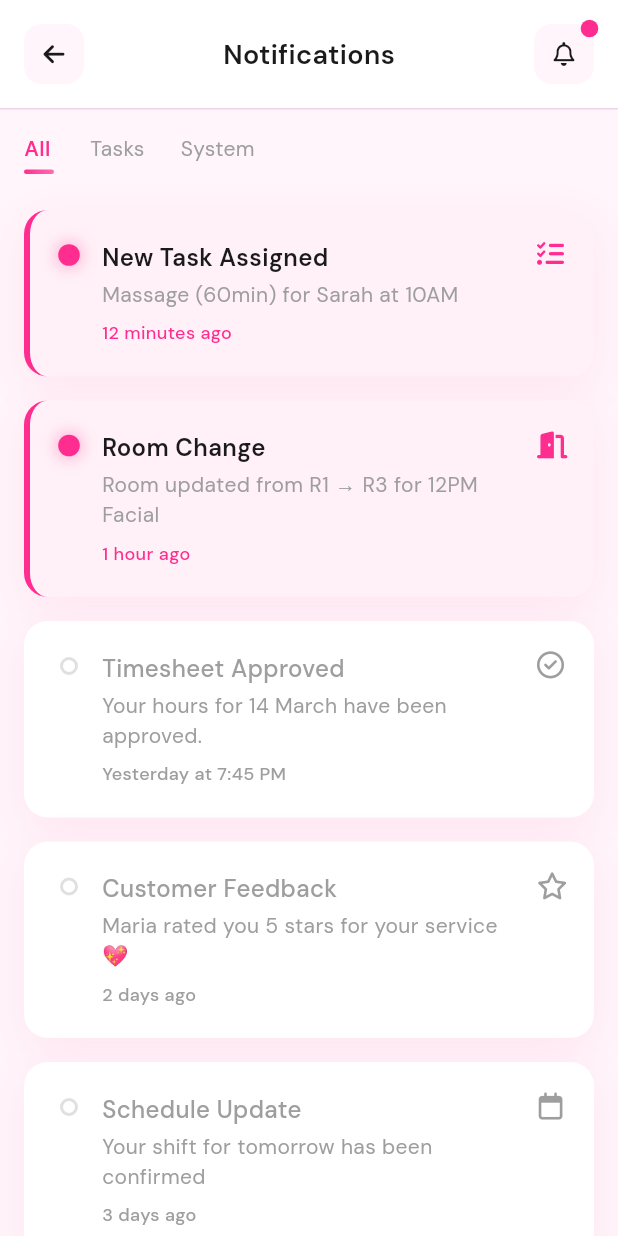
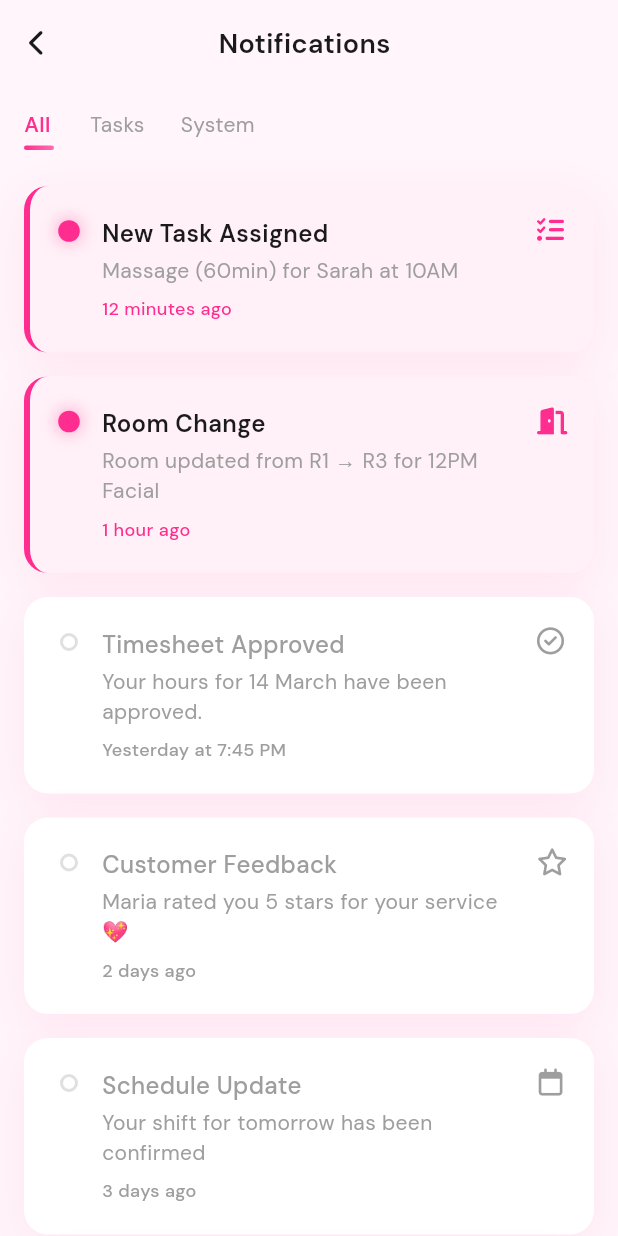
Before and after one commit to softdevglobal/bmspro-pink, a Flutter app: the NotificationsPage screen opened directly, on a phone screen of 412 x 824 dp. Run offline on Flutter 3.47's test engine with Material 3 defaults, Android fonts, the phone set to English and light mode, and no system bars; our stand-ins replace fl_chart, font_awesome_flutter, google_fonts.

Commit message:
notification-page

```diff
--- a/lib/screens/notifications_page.dart
+++ b/lib/screens/notifications_page.dart
@@ -8,7 +8,6 @@ class _NotifTheme {
   static const Color card = Colors.white;
   static const Color text = Color(0xFF1A1A1A);
   static const Color muted = Color(0xFF9E9E9E);
-  static const Color border = Color(0xFFF2D2E9);
   static const Color unreadBg = Color(0xFFFFF1F7);
 }
 
@@ -143,6 +142,7 @@ class _NotificationsPageState extends State<NotificationsPage>
   @override
   Widget build(BuildContext context) {
     return Scaffold(
+      backgroundColor: _NotifTheme.background,
       body: SafeArea(
         child: Column(
           children: [
@@ -169,64 +169,30 @@ class _NotificationsPageState extends State<NotificationsPage>
   Widget _buildHeader() {
     return Container(
       padding: const EdgeInsets.symmetric(horizontal: 16, vertical: 16),
-      decoration: const BoxDecoration(
-        color: _NotifTheme.card,
-        border: Border(bottom: BorderSide(color: _NotifTheme.border)),
-      ),
+      decoration: const BoxDecoration(color: _NotifTheme.background),
       child: Row(
-        mainAxisAlignment: MainAxisAlignment.spaceBetween,
         children: [
-          _iconButton(FontAwesomeIcons.arrowLeft,
-              onTap: () => Navigator.pop(context)),
-          const Text(
-            'Notifications',
-            style: TextStyle(
-                fontSize: 18,
-                fontWeight: FontWeight.w600,
-                color: _NotifTheme.text),
+          GestureDetector(
+            onTap: () => Navigator.pop(context),
+            child: const Icon(
+              FontAwesomeIcons.chevronLeft,
+              size: 18,
+              color: _NotifTheme.text,
+            ),
           ),
-          Stack(
-            clipBehavior: Clip.none,
-            children: [
-              _iconButton(FontAwesomeIcons.bell),
-              if (_unreadCount > 0)
-                Positioned(
-                  top: -2,
-                  right: -2,
-                  child: ScaleTransition(
-                    scale: Tween<double>(begin: 1.0, end: 1.2).animate(
-                      CurvedAnimation(
-                          parent: _bellBadgeController,
-                          curve: Curves.easeInOut),
-                    ),
-                    child: Container(
-                      width: 10,
-                      height: 10,
-                      decoration: const BoxDecoration(
-                        color: _NotifTheme.primary,
-                        shape: BoxShape.circle,
-                      ),
-                    ),
-                  ),
-                ),
-            ],
+          const Expanded(
+            child: Center(
+              child: Text(
+                'Notifications',
+                style: TextStyle(
+                    fontSize: 18,
+                    fontWeight: FontWeight.w600,
+                    color: _NotifTheme.text),
+              ),
+            ),
           ),
+          const SizedBox(width: 24),
         ],
-      ),
-    );
-  }
-
-  Widget _iconButton(IconData icon, {VoidCallback? onTap}) {
-    return GestureDetector(
-      onTap: onTap,
-      child: Container(
-        width: 40,
-        height: 40,
-        decoration: BoxDecoration(
-          color: _NotifTheme.background,
-          borderRadius: BorderRadius.circular(12),
-        ),
-        child: Center(child: Icon(icon, size: 16, color: _NotifTheme.text)),
       ),
     );
   }
```
